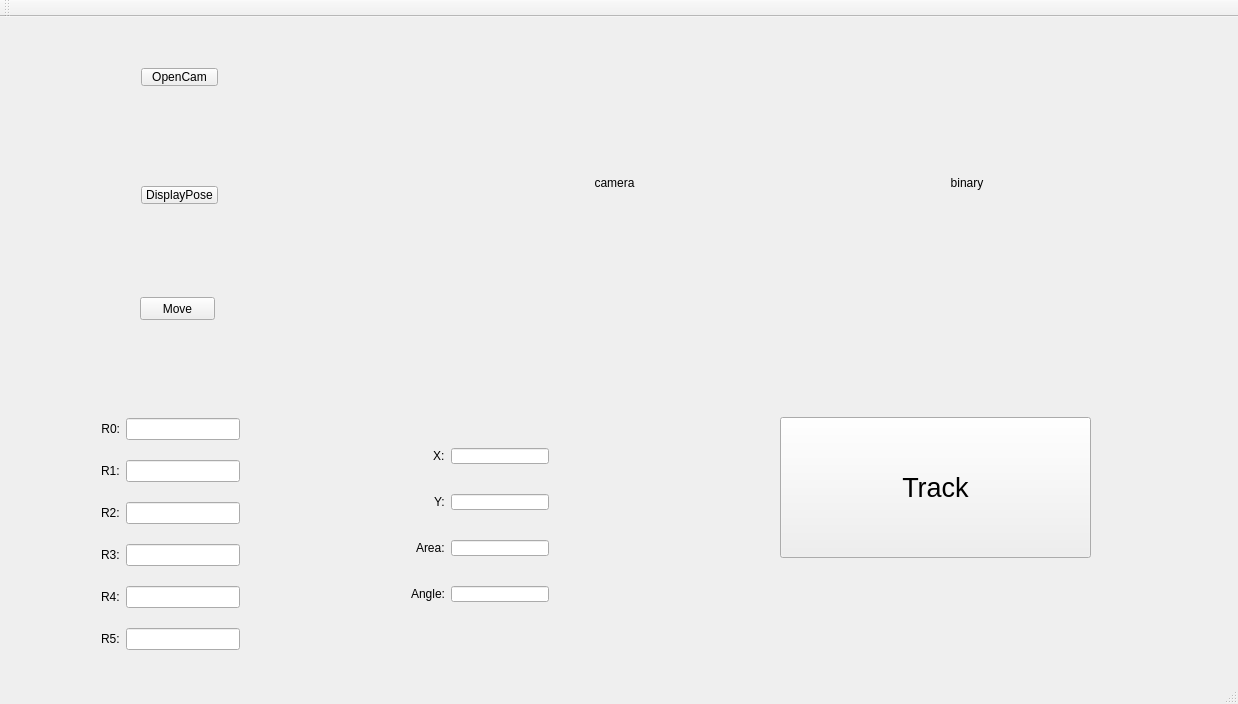
Qt form uppercomputer/uppercomputer.ui (looplocked/uppercomputer) before a commit.
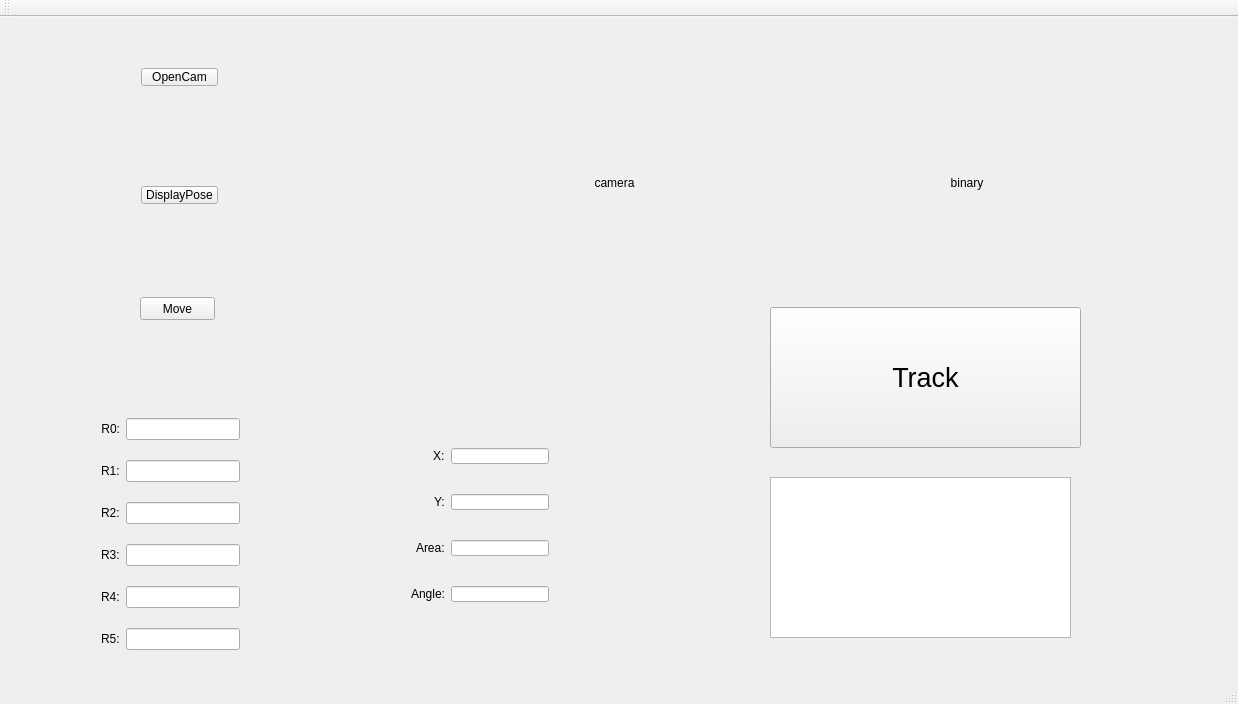
The same form after that commit.

```diff
--- a/uppercomputer/uppercomputer.ui
+++ b/uppercomputer/uppercomputer.ui
@@ -169,8 +169,8 @@
    <widget class="QPushButton" name="ButtonTrack">
     <property name="geometry">
      <rect>
-      <x>780</x>
-      <y>400</y>
+      <x>770</x>
+      <y>290</y>
       <width>311</width>
       <height>141</height>
      </rect>
@@ -303,6 +303,16 @@
      <string>Move</string>
     </property>
    </widget>
+   <widget class="QPlainTextEdit" name="TextEditDebug">
+    <property name="geometry">
+     <rect>
+      <x>770</x>
+      <y>460</y>
+      <width>301</width>
+      <height>161</height>
+     </rect>
+    </property>
+   </widget>
   </widget>
   <widget class="QMenuBar" name="menuBar">
    <property name="geometry">
```
Left out of the diff: 2 changed lines with no effect on the pictures.
